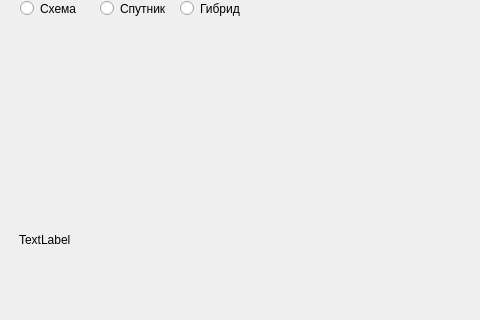
PolinaHitrun/Maps-API, file main.ui: the form before one commit; both pictures show x 0 to 480 and y 0 to 320 of the 620 by 470 pixel window.
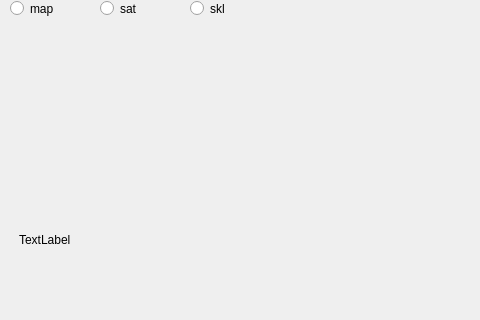
The form after the commit.

Patch:
```diff
--- a/main.ui
+++ b/main.ui
@@ -99,14 +99,14 @@
    <widget class="QRadioButton" name="radioButton1">
     <property name="geometry">
      <rect>
-      <x>20</x>
+      <x>10</x>
       <y>0</y>
       <width>82</width>
       <height>17</height>
      </rect>
     </property>
     <property name="text">
-     <string>Схема</string>
+     <string>map</string>
     </property>
     <attribute name="buttonGroup">
      <string notr="true">radioButtonGroup</string>
@@ -122,7 +122,7 @@
      </rect>
     </property>
     <property name="text">
-     <string>Спутник</string>
+     <string>sat</string>
     </property>
     <attribute name="buttonGroup">
      <string notr="true">radioButtonGroup</string>
@@ -131,14 +131,14 @@
    <widget class="QRadioButton" name="radioButton3">
     <property name="geometry">
      <rect>
-      <x>180</x>
+      <x>190</x>
       <y>0</y>
       <width>82</width>
       <height>17</height>
      </rect>
     </property>
     <property name="text">
-     <string>Гибрид</string>
+     <string>skl</string>
     </property>
     <attribute name="buttonGroup">
      <string notr="true">radioButtonGroup</string>
```
Left out of the diff: 12 changed lines with no effect on the pictures.
